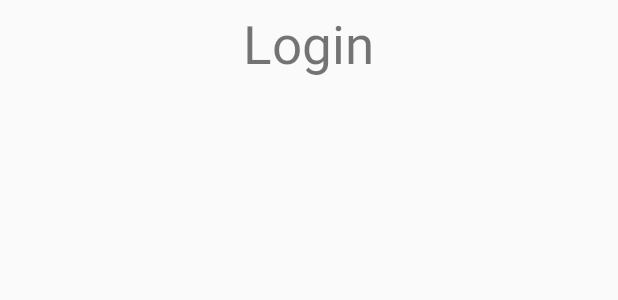
After one commit to ramseyzhan/AR-Furniture-Android, an Android app: the layout activity_user_login.xml on its own in the app's theme, with its tools: preview values and no code run, on a phone screen of 412 x 824 dp. The commit adds this screen. Shown: the top 300 px of the screen. Run offline under Robolectric (Android 15) with nearby library versions, the phone set to English and light mode, and no system bars.

Commit message:
added login page

```diff
--- a/ARFurnitureApp/app/src/main/AndroidManifest.xml
+++ b/ARFurnitureApp/app/src/main/AndroidManifest.xml
@@ -10,6 +10,7 @@
         android:supportsRtl="true"
         android:theme="@style/Theme.AppCompat.Light.NoActionBar">
         <activity android:name=".UserSignUp"></activity>
+        <activity android:name=".UserLogin"></activity>
         <activity android:name=".HomePage">
             <intent-filter>
                 <action android:name="android.intent.action.MAIN" />
--- a/ARFurnitureApp/app/src/main/java/com/bongjlee/arfurnitureapp/HomePage.java
+++ b/ARFurnitureApp/app/src/main/java/com/bongjlee/arfurnitureapp/HomePage.java
@@ -71,6 +71,10 @@ public class HomePage extends AppCompatActivity {
                 myIntent = new Intent(HomePage.this, UserSignUp.class);
                 myIntent.putExtra("signUp", R.id.sign_up_page);
                 HomePage.this.startActivity(myIntent);
+            case R.id.login_page:
+                myIntent = new Intent(HomePage.this, UserLogin.class);
+                myIntent.putExtra("login", R.id.login_page);
+                HomePage.this.startActivity(myIntent);
             case R.id.product_page:
                 myIntent = new Intent(HomePage.this, ProductPage.class);
                 myIntent.putExtra("productPage", R.id.product_page);
--- /dev/null
+++ b/ARFurnitureApp/app/src/main/res/layout/activity_user_login.xml
@@ -0,0 +1,17 @@
+<?xml version="1.0" encoding="utf-8"?>
+<LinearLayout xmlns:android="http://schemas.android.com/apk/res/android"
+    xmlns:tools="http://schemas.android.com/tools"
+    android:orientation="vertical" android:layout_width="match_parent"
+    android:layout_height="match_parent">
+
+    <TextView
+        android:id="@+id/login_page_title"
+        android:layout_width="wrap_content"
+        android:layout_height="wrap_content"
+        android:layout_gravity="center_horizontal"
+        android:layout_marginBottom="16dp"
+        android:layout_marginTop="5dp"
+        android:text="Login"
+        android:textSize="35sp" />
+
+</LinearLayout>
--- a/ARFurnitureApp/app/src/main/res/menu/menu.xml
+++ b/ARFurnitureApp/app/src/main/res/menu/menu.xml
@@ -14,6 +14,9 @@
     <item android:id="@+id/sign_up_page"
         android:title="Sign Up"
         app:showAsAction="never"/>
+    <item android:id="@+id/login_page"
+        android:title = "Login"
+        app:showAsAction="never" />
     <item android:id="@+id/product_page"
         android:title="Product Page"
         app:showAsAction="never"/>
```
Also changed, not shown: ARFurnitureApp/app/src/main/java/com/bongjlee/arfurnitureapp/UserLogin.java (added, +19 -0 lines).
